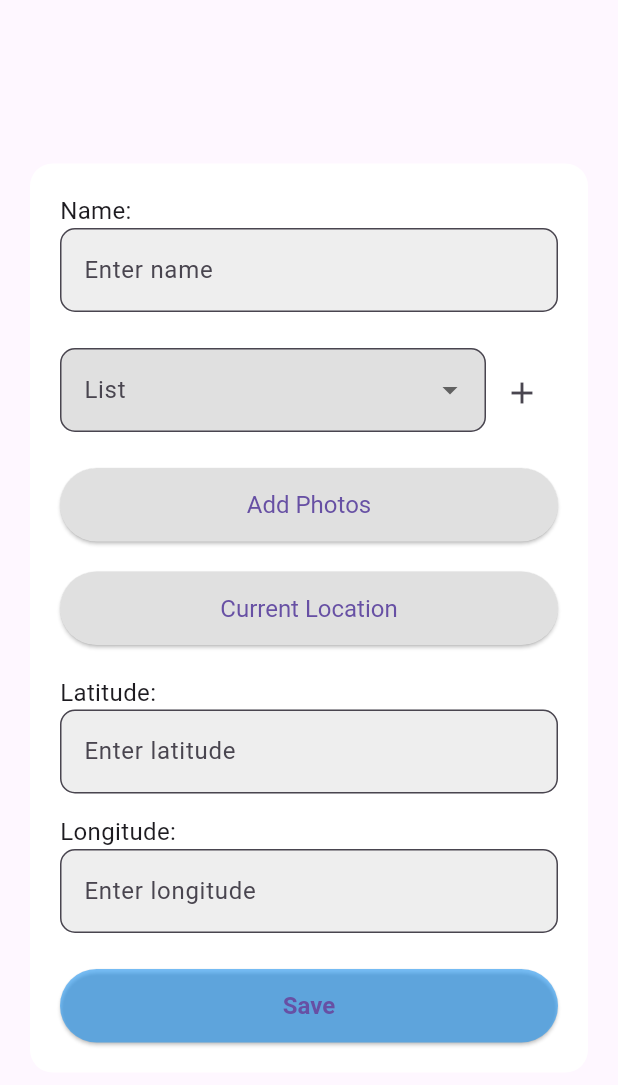
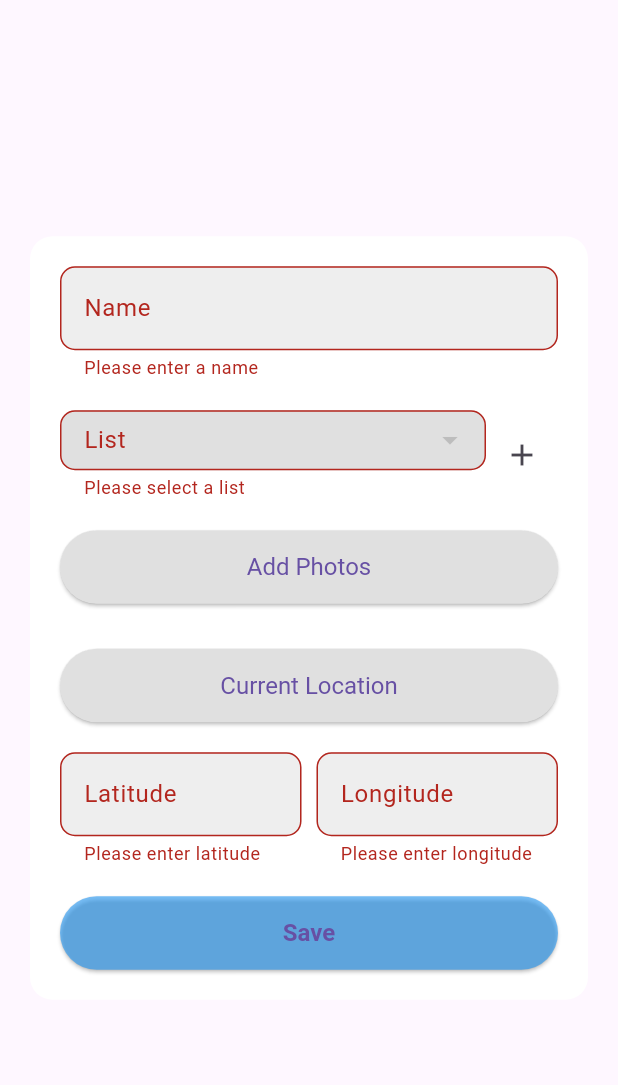
Before and after one commit to LEXTR0N/sharemap_frontend, a Flutter app: the LocationInputWidget widget shown alone on an empty page, opened directly, after a tap on "Save", on a phone screen of 412 x 824 dp. Shown: the top 1085 px of the screen. Run offline on Flutter 3.47's test engine with Material 3 defaults, Android fonts, the phone set to English and light mode, and no system bars; our stand-ins replace flutter_bloc, flutter_dotenv, flutter_map, geolocator, image_picker, latlong2 and 1 more; accounts and stored records are empty.

Commit message:
SQLite database try one

```diff
--- a/lib/bloc/home_screen/home_bloc.dart
+++ b/lib/bloc/home_screen/home_bloc.dart
@@ -1,11 +1,40 @@
 import 'package:flutter_bloc/flutter_bloc.dart';
-import 'home_event.dart';
-import 'home_state.dart';
+
+import '../../models/list_model.dart';
+import '../../services/database_repository.dart';
+
+
+part 'home_event.dart';
+part 'home_state.dart';
 
 class HomeBloc extends Bloc<HomeEvent, HomeState> {
-  HomeBloc() : super(InitialHomeState()) {
-    on<LocationSelectedEvent>((event, emit) => emit(LocationSelectedState()));
-    on<ListSelectedEvent>((event, emit) => emit(ListSelectedState()));
-    on<InitialHomeStateEvent>((event, emit) => emit(InitialHomeState()));
+  final DatabaseRepository _databaseRepository;
+
+  HomeBloc(this._databaseRepository) : super(HomeInitial()) {
+    on<LocationSelected>(_onLocationSelected);
+    on<ListSelected>(_onListSelected);
+    on<HomeInitialEvent>(_onHomeInitial);
+    on<FetchLists>(_onFetchLists);
+  }
+
+  void _onLocationSelected(LocationSelected event, Emitter<HomeState> emit) {
+    emit(LocationSelectedState());
+  }
+
+  void _onListSelected(ListSelected event, Emitter<HomeState> emit) {
+    emit(ListSelectedState());
+  }
+
+  void _onHomeInitial(HomeInitialEvent event, Emitter<HomeState> emit) {
+    emit(HomeInitial());
+  }
+
+  void _onFetchLists(FetchLists event, Emitter<HomeState> emit) async {
+    try {
+      final lists = await _databaseRepository.getLists();
+      emit(ListsLoaded(lists: lists));
+    } catch (e) {
+      emit(HomeError(error: e.toString())); // Handle errors gracefully
+    }
   }
 }
--- a/lib/bloc/home_screen/home_event.dart
+++ b/lib/bloc/home_screen/home_event.dart
@@ -1,5 +1,8 @@
+part of 'home_bloc.dart';
+
 abstract class HomeEvent {}
 
-class LocationSelectedEvent extends HomeEvent {}
-class ListSelectedEvent extends HomeEvent {}
-class InitialHomeStateEvent extends HomeEvent {}
+class LocationSelected extends HomeEvent {}
+class ListSelected extends HomeEvent {}
+class HomeInitialEvent extends HomeEvent {}
+class FetchLists extends HomeEvent {}
--- a/lib/bloc/home_screen/home_state.dart
+++ b/lib/bloc/home_screen/home_state.dart
@@ -1,5 +1,15 @@
+part of 'home_bloc.dart';
+
 abstract class HomeState {}
 
-class InitialHomeState extends HomeState {}
+class HomeInitial extends HomeState {}
 class LocationSelectedState extends HomeState {}
 class ListSelectedState extends HomeState {}
+class ListsLoaded extends HomeState {
+  final List<ListModel> lists;
+  ListsLoaded({required this.lists});
+}
+class HomeError extends HomeState {
+  final String error;
+  HomeError({required this.error});
+}
--- /dev/null
+++ b/lib/models/list_model.dart
@@ -0,0 +1,17 @@
+class ListModel {
+  final int? id;
+  final String name;
+
+  ListModel({this.id, required this.name});
+
+  Map<String, dynamic> toMap() {
+    return {'id': id, 'name': name};
+  }
+
+  factory ListModel.fromMap(Map<String, dynamic> map) {
+    return ListModel(
+      id: map['id'],
+      name: map['name'],
+    );
+  }
+}
--- /dev/null
+++ b/lib/models/location_model.dart
@@ -0,0 +1,39 @@
+class LocationModel {
+  final int? id;
+  final String name;
+  final List<String> photos; // List of photo paths (you might change this based on your storage strategy)
+  final double latitude;
+  final double longitude;
+  final int listId;
+
+  LocationModel({
+    this.id,
+    required this.name,
+    this.photos = const [],
+    required this.latitude,
+    required this.longitude,
+    required this.listId,
+  });
+
+  Map<String, dynamic> toMap() {
+    return {
+      'id': id,
+      'name': name,
+      'photos': photos.join(','), // Store photos as a comma-separated string
+      'latitude': latitude,
+      'longitude': longitude,
+      'listId': listId,
+    };
+  }
+
+  factory LocationModel.fromMap(Map<String, dynamic> map) {
+    return LocationModel(
+      id: map['id'],
+      name: map['name'],
+      photos: (map['photos'] as String?)?.split(',') ?? [],
+      latitude: map['latitude'],
+      longitude: map['longitude'],
+      listId: map['listId'],
+    );
+  }
+}
--- /dev/null
+++ b/lib/services/database_repository.dart
@@ -0,0 +1,97 @@
+// database_repository.dart
+import 'package:path/path.dart';
+import 'package:sqflite/sqflite.dart';
+
+import '../models/list_model.dart';
+import '../models/location_model.dart';
+
+class DatabaseRepository {
+  static const _databaseName = "sharemap.db";
+  static const _databaseVersion = 1;
+  static Database? _database;
+
+  Future<Database> get database async {
+    if (_database != null) return _database!;
+    _database = await _initDatabase();
+    return _database!;
+  }
+
+  Future<Database> _initDatabase() async {
+    final path = join(await getDatabasesPath(), _databaseName);
+    return await openDatabase(
+      path,
+      version: _databaseVersion,
+      onCreate: _createDb,
+    );
+  }
+
+  void _createDb(Database db, int version) async {
+    await db.execute('''
+      CREATE TABLE lists (
+        id INTEGER PRIMARY KEY AUTOINCREMENT,
+        name TEXT NOT NULL
+      )
+    ''');
+    await db.execute('''
+      CREATE TABLE locations (
+        id INTEGER PRIMARY KEY AUTOINCREMENT,
+        name TEXT NOT NULL,
+        photos TEXT,
+        latitude REAL NOT NULL,
+        longitude REAL NOT NULL,
+        listId INTEGER NOT NULL,
+        FOREIGN KEY(listId) REFERENCES lists(id) ON DELETE CASCADE
+      )
+    ''');
+  }
+
+  // List Operations
+  Future<int> insertList(ListModel list) async {
+    final db = await database;
+    return await db.insert('lists', list.toMap());
+  }
+
+  Future<List<ListModel>> getLists() async {
+    final db = await database;
+    final List<Map<String, dynamic>> maps = await db.query('lists');
+    return List.generate(maps.length, (i) => ListModel.fromMap(maps[i]));
+  }
+
+  Future<int> updateList(ListModel list) async {
+    final db = await database;
+    return await db.update('lists', list.toMap(),
+        where: 'id = ?', whereArgs: [list.id]);
+  }
+
+  Future<int> deleteList(int id) async {
+    final db = await database;
+    return await db.delete('lists', where: 'id = ?', whereArgs: [id]);
+  }
+
+  // Location Operations
+  Future<int> insertLocation(LocationModel location) async {
+    final db = await database;
+    return await db.insert('locations', location.toMap());
+  }
+
+  Future<List<LocationModel>> getLocationsForList(int listId) async {
+    final db = await database;
+    final List<Map<String, dynamic>> maps = await db.query(
+      'locations',
+      where: 'listId = ?',
+      whereArgs: [listId],
+    );
+    return List.generate(maps.length, (i) => LocationModel.fromMap(maps[i]));
+  }
+
+  Future<int> updateLocation(LocationModel location) async {
+    final db = await database;
+    return await db.update('locations', location.toMap(),
+        where: 'id = ?', whereArgs: [location.id]);
+  }
+
+  Future<int> deleteLocation(int id) async {
+    final db = await database;
+    return await db.delete('locations', where: 'id = ?', whereArgs: [id]);
+  }
+}
--- a/lib/widgets/location_input_widget.dart
+++ b/lib/widgets/location_input_widget.dart
@@ -1,29 +1,131 @@
 import 'package:flutter/material.dart';
+import 'package:flutter_bloc/flutter_bloc.dart';
+import 'package:image_picker/image_picker.dart';
+import 'package:geolocator/geolocator.dart';
+import 'dart:io'; // Import the dart:io library
+import '../bloc/home_screen/home_bloc.dart';
+import '../models/location_model.dart';
+import '../services/database_repository.dart';
 
 class LocationInputWidget extends StatefulWidget {
-  final TextEditingController latitudeController = TextEditingController();
-  final TextEditingController longitudeController = TextEditingController();
-  final TextEditingController nameController = TextEditingController();
-
   @override
   _LocationInputWidgetState createState() => _LocationInputWidgetState();
 }
 
 class _LocationInputWidgetState extends State<LocationInputWidget> {
-  List<String> dropdownItems = ['Option 1', 'Option 2', 'Option 3'];
-  String? selectedItem;
+  final _formKey = GlobalKey<FormState>();
+  List<String> dropdownItems = [];
+  String? selectedList;
+  List<XFile> selectedPhotos = [];
+
+  final _nameController = TextEditingController();
+  final _latitudeController = TextEditingController();
+  final _longitudeController = TextEditingController();
+
+  @override
+  void initState() {
+    super.initState();
+    _fetchLists();
+  }
+
+  @override
+  void dispose() {
+    _nameController.dispose();
+    _latitudeController.dispose();
+    _longitudeController.dispose();
+    super.dispose();
+  }
+
+  void _fetchLists() async {
+    context.read<HomeBloc>().add(FetchLists());
+  }
+
+  Future<void> _saveLocation() async {
+    if (_formKey.currentState!.validate() && selectedList != null) {
+      final location = LocationModel(
+        name: _nameController.text,
+        photos: selectedPhotos.map((photo) => photo.path).toList(),
+        latitude: double.parse(_latitudeController.text),
+        longitude: double.parse(_longitudeController.text),
+        listId: await _getListIdByName(selectedList!),
+      );
+      await DatabaseRepository().insertLocation(location);
+
+      _nameController.clear();
+      _latitudeController.clear();
+      _longitudeController.clear();
+      selectedPhotos.clear();
+      setState(() {
+        selectedList = null;
+      });
+
+      ScaffoldMessenger.of(context).showSnackBar(
+          SnackBar(content: Text('Location saved successfully!')));
+    }
+  }
+
+  Future<int> _getListIdByName(String listName) async {
+    final lists = await DatabaseRepository().getLists();
+    return lists.firstWhere((list) => list.name == listName).id!;
+  }
+
+  Future<void> _addPhotos() async {
+    final picker = ImagePicker();
+    final pickedFiles = await picker.pickMultiImage();
+    if (pickedFiles != null) {
+      setState(() {
+        selectedPhotos.addAll(pickedFiles);
+      });
+    }
+  }
+
+  Future<void> _getCurrentLocation() async {
+    final permission = await Geolocator.requestPermission();
+    if (permission == LocationPermission.denied ||
+        permission == LocationPermission.deniedForever) {
+      // Handle the case where the user denies or restricts permission.
+      return;
+    }
+
+    try {
+      final position = await Geolocator.getCurrentPosition(
+        desiredAccuracy: LocationAccuracy.high,
+      );
+      setState(() {
+        _latitudeController.text = position.latitude.toString();
+        _longitudeController.text = position.longitude.toString();
+      });
+    } catch (e) {
+      // Handle errors, e.g., if location services are not enabled.
+    }
+  }
 
   @override
   Widget build(BuildContext context) {
-    return Center(
+    return BlocBuilder<HomeBloc, HomeState>(
+      builder: (context, state) {
+        if (state is ListsLoaded) {
+          dropdownItems = state.lists.map((list) => list.name).toList();
+        }
+
+        return _buildLocationInput(context, dropdownItems);
+      },
+    );
+  }
+
+  Widget _buildLocationInput(BuildContext context, List<String> dropdownItems) {
+    return Form(
+      // Wrap the input fields with a Form
+      key: _formKey, // Assign the form key
+      child: Center(
         child: Padding(
           padding: EdgeInsets.symmetric(vertical: 20, horizontal: 20),
-        child: SingleChildScrollView( // Wrap the content for scrolling
-          child: ConstrainedBox( // Constrain the size of the widget
+          child: SingleChildScrollView(
+            child: ConstrainedBox(
               constraints: BoxConstraints(
                 minHeight: MediaQuery.of(context).size.height / 2,
               ),
-            child: IntrinsicHeight( // Allow the widget to take up the full viewport height
+              child: IntrinsicHeight(
                 child: Container(
                   padding: EdgeInsets.all(20),
                   decoration: BoxDecoration(
@@ -31,38 +133,43 @@ class _LocationInputWidgetState extends State<LocationInputWidget> {
                     borderRadius: BorderRadius.circular(15),
                   ),
                   child: Column(
-                  mainAxisSize: MainAxisSize.min, // Important for scrolling
+                    mainAxisSize: MainAxisSize.min,
                     crossAxisAlignment: CrossAxisAlignment.stretch,
                     children: [
-                    Text('Name:', style: TextStyle(fontSize: 16)),
-                    SizedBox(
-                      height: 60,
-                      child: TextField(
-                        controller: widget.nameController,
+                      // Name input
+                      TextFormField(
+                        controller: _nameController,
                         decoration: InputDecoration(
+                          labelText: 'Name',
                           filled: true,
                           fillColor: Colors.grey[200],
-                          hintText: 'Enter name',
                           border: OutlineInputBorder(
                             borderRadius: BorderRadius.circular(10),
                           ),
                         ),
-                      ),
+                        validator: (value) {
+                          if (value == null || value.isEmpty) {
+                            return 'Please enter a name';
+                          }
+                          return null;
+                        },
                       ),
                       SizedBox(height: 20),
+
+                      // List dropdown
                       Row(
                         children: [
                           Expanded(
                             child: SizedBox(
                               height: 60,
                               child: DropdownButtonFormField<String>(
-                              value: selectedItem,
+                                value: selectedList,
                                 decoration: InputDecoration(
                                   labelText: 'List',
                                   border: OutlineInputBorder(
                                     borderRadius: BorderRadius.circular(10),
                                   ),
-                                filled: true, // Fill the background
+                                  filled: true,
                                   fillColor: Colors.grey[300],
                                 ),
                                 items: dropdownItems.map((String value) {
@@ -73,9 +180,14 @@ class _LocationInputWidgetState extends State<LocationInputWidget> {
                                 }).toList(),
                                 onChanged: (String? newValue) {
                                   setState(() {
-                                  selectedItem = newValue;
+                                    selectedList = newValue;
                                   });
-                                // Handle dropdown selection
+                                },
+                                validator: (value) {
+                                  if (value == null || value.isEmpty) {
+                                    return 'Please select a list';
+                                  }
+                                  return null;
                                 },
                               ),
                             ),
@@ -87,60 +199,100 @@ class _LocationInputWidgetState extends State<LocationInputWidget> {
                         ],
                       ),
                       SizedBox(height: 20),
+
+                      // Add Photos button
                       ElevatedButton(
                         style: ElevatedButton.styleFrom(
                           backgroundColor: Colors.grey[300],
                           padding: EdgeInsets.symmetric(vertical: 15),
                           textStyle: TextStyle(fontSize: 16),
                         ),
-                      onPressed: () {
-                        // Functionality for "Add Photos" button
-                      },
+                        onPressed: _addPhotos,
                         child: Text('Add Photos'),
                       ),
+                      SizedBox(height: 10),
+                      if (selectedPhotos
+                          .isNotEmpty) // Show selected photos if any
+                        Wrap(
+                          spacing: 8.0,
+                          runSpacing: 8.0,
+                          children: selectedPhotos
+                              .map((photo) => Image.file(
+                                    File(photo.path),
+                                    height: 100,
+                                    width: 100,
+                                  ))
+                              .toList(),
+                        ),
+
                       SizedBox(height: 20),
+
+                      // Current Location button
                       ElevatedButton(
                         style: ElevatedButton.styleFrom(
                           backgroundColor: Colors.grey[300],
                           padding: EdgeInsets.symmetric(vertical: 15),
                           textStyle: TextStyle(fontSize: 16),
                         ),
-                      onPressed: () {
-                        // Functionality for "Current Location" button
-                      },
+                        onPressed: _getCurrentLocation,
                         child: Text('Current Location'),
                       ),
                       SizedBox(height: 20),
-                    Text('Latitude:', style: TextStyle(fontSize: 16)),
-                    SizedBox(
-                      height: 60,
-                      child: TextField(
-                        controller: widget.latitudeController,
+
+                      // Latitude and Longitude input
+                      Row(
+                        children: [
+                          Expanded(
+                            child: TextFormField(
+                              controller: _latitudeController,
                               decoration: InputDecoration(
+                                labelText: 'Latitude',
                                 filled: true,
                                 fillColor: Colors.grey[200],
-                          hintText: 'Enter latitude',
                                 border: OutlineInputBorder(
                                   borderRadius: BorderRadius.circular(10),
                                 ),
                               ),
+                              keyboardType: TextInputType.numberWithOptions(
+                                  decimal: true),
+                              validator: (value) {
+                                if (value == null || value.isEmpty) {
+                                  return 'Please enter latitude';
+                                }
+                                if (double.tryParse(value) == null) {
+                                  return 'Invalid latitude';
+                                }
+                                return null;
+                              },
                             ),
                           ),
-                    SizedBox(height: 10),
-                    Text('Longitude:', style: TextStyle(fontSize: 16)),
-                    SizedBox(
-                      height: 60,
-                      child: TextField(
-                        controller: widget.longitudeController,
+                          SizedBox(width: 10),
+                          Expanded(
+                            child: TextFormField(
+                              controller: _longitudeController,
                               decoration: InputDecoration(
+                                labelText: 'Longitude',
                                 filled: true,
                                 fillColor: Colors.grey[200],
-                          hintText: 'Enter longitude',
                                 border: OutlineInputBorder(
                                   borderRadius: BorderRadius.circular(10),
                                 ),
                               ),
+                              keyboardType: TextInputType.numberWithOptions(
+                                  decimal: true),
+                              // <-- Correctly align here
+                              validator: (value) {
+                                if (value == null || value.isEmpty) {
+                                  return 'Please enter longitude';
+                                }
+                                if (double.tryParse(value) == null) {
+                                  return 'Invalid longitude';
+                                }
+                                return null;
+                              },
                             ),
+                          ),
+                        ], // <-- Moved this bracket up to close the Row widget
                       ),
                       SizedBox(height: 20),
                       ElevatedButton(
@@ -153,12 +305,12 @@ class _LocationInputWidgetState extends State<LocationInputWidget> {
                             color: Colors.black,
                           ),
                         ),
-                      onPressed: () {
+                        onPressed: _saveLocation,
                         // Functionality for "Save" button
-                      },
                         child: Text('Save'),
                       ),
                     ],
+                  ),
                 ),
               ),
             ),
@@ -191,7 +343,7 @@ class _LocationInputWidgetState extends State<LocationInputWidget> {
                 if (newItem.isNotEmpty) {
                   setState(() {
                     dropdownItems.add(newItem);
-                    selectedItem = newItem;
+                    selectedList = newItem;
                   });
                 }
                 Navigator.pop(context);
--- a/pubspec.yaml
+++ b/pubspec.yaml
@@ -37,6 +37,10 @@ dependencies:
   flutter_map: ^6.1.0
   http: ^1.2.1
   flutter_dotenv: ^5.1.0
+  sqflite: ^2.2.8+4 # The latest version as of November 2023
+  path_provider: ^2.1.1 # The latest version as of November 2023
+  image_picker: ^1.0.1  # Replace ^1.0.1 with the latest version
+  geolocator: ^9.0.2   # Replace ^9.0.2 with the latest version
 
 dev_dependencies:
   flutter_test:
```
Also changed, not shown: lib/screens/home_screen.dart (+7 -7 lines), lib/widgets/lists_widget.dart (+25 -39 lines), pubspec.lock, 5 other files. Lines whose indentation alone changed are shown as unchanged.
